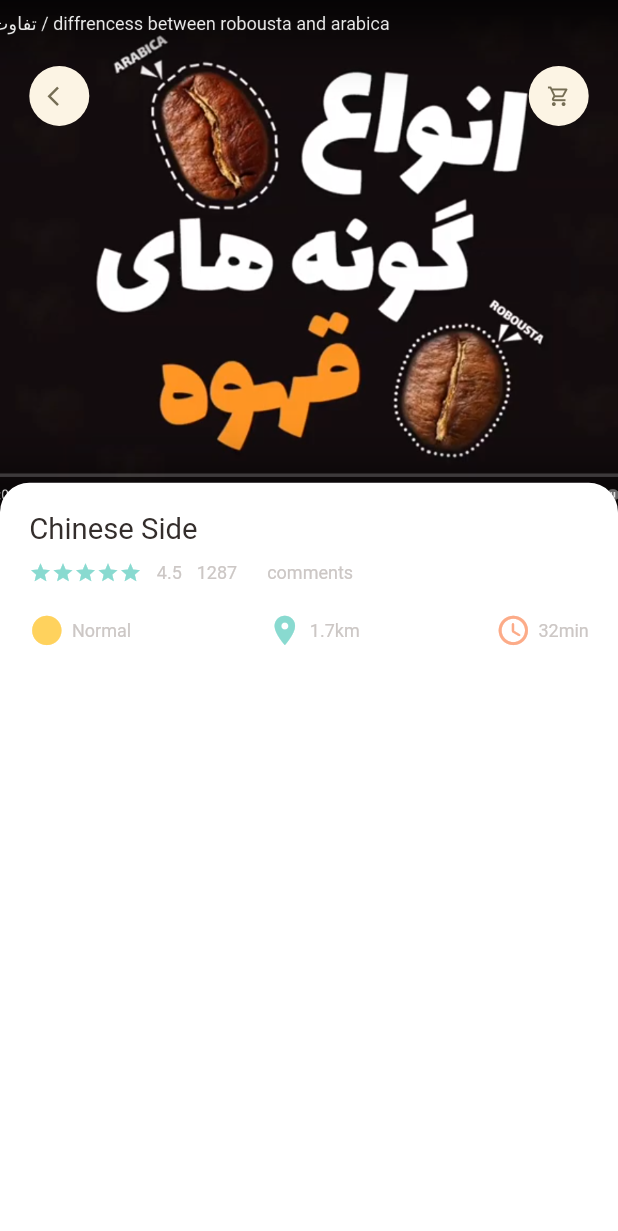
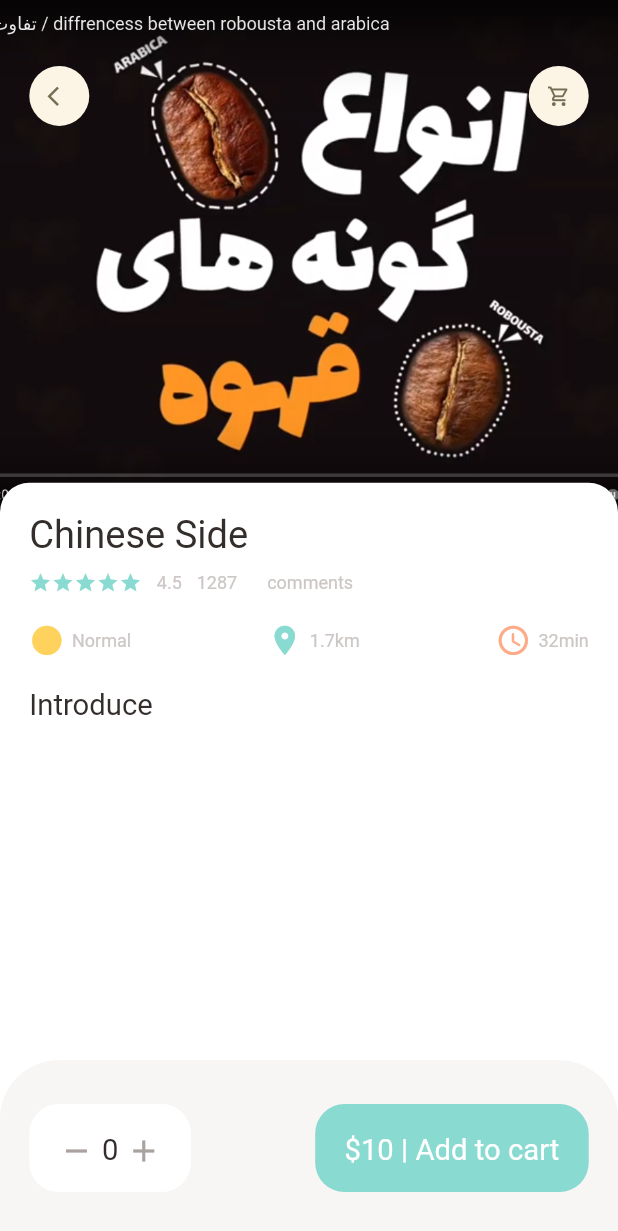
Before and after one commit to Amin-Aghili/flutter-Coffee, a Flutter app: the screen it shows after launch, on a phone screen of 412 x 824 dp. Shown: the top 1231 px of the screen. Run offline on Flutter 3.47's test engine with Material 2 defaults, Android fonts, the phone set to English and light mode, and no system bars; our stand-ins replace dots_indicator, get.

Commit message:
create app column and bottom navigation

```diff
--- a/lib/pages/coffee/popular_coffee_detail.dart
+++ b/lib/pages/coffee/popular_coffee_detail.dart
@@ -1,12 +1,11 @@
 import 'package:flutt/utils/dimensions.dart';
+import 'package:flutt/widgets/app_column.dart';
 import 'package:flutt/widgets/app_icon.dart';
 import 'package:flutter/cupertino.dart';
 import 'package:flutter/material.dart';
 
 import '../../utils/colors.dart';
 import '../../widgets/big_text.dart';
-import '../../widgets/icon_and_text_widget.dart';
-import '../../widgets/small_text.dart';
 
 class PopularCoffeeDetail extends StatelessWidget {
   const PopularCoffeeDetail({Key? key}) : super(key: key);
@@ -14,6 +13,7 @@ class PopularCoffeeDetail extends StatelessWidget {
   @override
   Widget build(BuildContext context) {
     return Scaffold(
+      backgroundColor: Colors.white,
       body: Stack(
         children: [
           Positioned(
@@ -21,7 +21,7 @@ class PopularCoffeeDetail extends StatelessWidget {
               right: 0,
               child: Container(
                 width: double.maxFinite,
-                height: Dimensions.polpularCoffeeImgSize,
+                height: Dimensions.popularCoffeeImgSize,
                 decoration: BoxDecoration(
                   image: DecorationImage(
                     fit: BoxFit.cover,
@@ -47,7 +47,7 @@ class PopularCoffeeDetail extends StatelessWidget {
               left: 0,
               right: 0,
               bottom: 0,
-              top: Dimensions.polpularCoffeeImgSize-20,
+              top: Dimensions.popularCoffeeImgSize-20,
               child: Container(
                 padding: EdgeInsets.only(left: Dimensions.width20, right: Dimensions.width20,top: Dimensions.height20),
                 decoration: BoxDecoration(
@@ -60,44 +60,54 @@ class PopularCoffeeDetail extends StatelessWidget {
                 child: Column(
                   crossAxisAlignment: CrossAxisAlignment.start,
                   children: [
-                    BigText(text: "Chinese Side"),
-                    SizedBox(height: Dimensions.height10,),
-                    Row(
-                      children: [
-                        Wrap(
-                          children: List.generate(5, (index) => Icon(Icons.star, color: AppColors.mainColor,size: 15)),
-                        ),
-                        SizedBox(width: 10,),
-                        SmallText(text: "4.5"),
-                        SizedBox(width: 10,),
-                        SmallText(text: "1287"),
-                        SizedBox(width: 20,),
-                        SmallText(text: "comments"),
-                      ],
-                    ),
+                    AppColumn(text: "Chinese Side",),
                     SizedBox(height: Dimensions.height20,),
-                    Row(
-                      mainAxisAlignment: MainAxisAlignment.spaceBetween,
-                      children: [
-                        IconAndTextWidget(
-                            icon: Icons.circle_sharp,
-                            text: "Normal",
-                            iconColor: AppColors.iconColor1),
-                        IconAndTextWidget(
-                            icon: Icons.location_on,
-                            text: "1.7km",
-                            iconColor: AppColors.mainColor),
-                        IconAndTextWidget(
-                            icon: Icons.access_time_rounded,
-                            text: "32min",
-                            iconColor: AppColors.iconColor2)
-                      ],
-                    )
+                    BigText(text: "Introduce")
                   ],
                 ),
           ))
         ],
       ),
+      bottomNavigationBar: Container(
+        height: Dimensions.bottomHeightBar,
+        padding: EdgeInsets.only(top: Dimensions.height30,bottom: Dimensions.height30, left: Dimensions.width20,right: Dimensions.width20),
+        decoration: BoxDecoration(
+          color: AppColors.buttonBackgrundColor,
+          borderRadius: BorderRadius.only(
+            topLeft: Radius.circular(Dimensions.radius20*2),
+            topRight: Radius.circular(Dimensions.radius20*2),
+          )
+        ),
+        child: Row(
+          mainAxisAlignment: MainAxisAlignment.spaceBetween,
+          children: [
+            Container(
+              padding: EdgeInsets.only(top: Dimensions.height20, bottom: Dimensions.height20, left: Dimensions.width20, right: Dimensions.width20),
+              decoration: BoxDecoration(
+                borderRadius: BorderRadius.circular(Dimensions.radius20),
+                color: Colors.white,
+              ),
+              child: Row(
+                children: [
+                  Icon(Icons.remove, color: AppColors.signColor,),
+                  SizedBox(width: Dimensions.width10/2,),
+                  BigText(text: "0"),
+                  SizedBox(width: Dimensions.width10/2,),
+                  Icon(Icons.add, color: AppColors.signColor,),
+                ],
+              ),
+            ),
+            Container(
+              padding: EdgeInsets.only(top: Dimensions.height20, bottom: Dimensions.height20, left: Dimensions.width20, right: Dimensions.width20),
+              decoration: BoxDecoration(
+                borderRadius: BorderRadius.circular(Dimensions.radius20),
+                color: AppColors.mainColor,
+              ),
+              child: BigText(text: "\$10 | Add to cart", color: Colors.white,),
+            )
+          ],
+        ),
+      ),
     );
   }
 }
--- a/lib/utils/dimensions.dart
+++ b/lib/utils/dimensions.dart
@@ -21,7 +21,9 @@ class Dimensions{
   static double width20 = screenHeight/42.2;
   static double width30 = screenHeight/28.13;
 
+  //font size
   static double font20 = screenHeight/42.2;
+  static double font26 = screenHeight/32.46;
 
   //radius
   static double radius15 = screenHeight/56.27;
@@ -37,6 +39,9 @@ class Dimensions{
   static double listViewTextContSize = screenWidth/3.9;
 
   //popular coffee
-  static double polpularCoffeeImgSize = screenHeight/2.41;
+  static double popularCoffeeImgSize = screenHeight/2.41;
+
+  //bottom height
+  static double bottomHeightBar = screenHeight/7.03;
 
 }
--- /dev/null
+++ b/lib/widgets/app_column.dart
@@ -0,0 +1,55 @@
+import 'package:flutt/widgets/small_text.dart';
+import 'package:flutter/cupertino.dart';
+import 'package:flutter/material.dart';
+
+import '../utils/colors.dart';
+import '../utils/dimensions.dart';
+import 'big_text.dart';
+import 'icon_and_text_widget.dart';
+
+class AppColumn extends StatelessWidget {
+  final String text;
+  const AppColumn({Key? key, required this.text}) : super(key: key);
+
+  @override
+  Widget build(BuildContext context) {
+    return Column(
+      crossAxisAlignment: CrossAxisAlignment.start,
+      children: [
+        BigText(text: text, size: Dimensions.font26,),
+        SizedBox(height: Dimensions.height10,),
+        Row(
+          children: [
+            Wrap(
+              children: List.generate(5, (index) => Icon(Icons.star, color: AppColors.mainColor,size: 15)),
+            ),
+            SizedBox(width: 10,),
+            SmallText(text: "4.5"),
+            SizedBox(width: 10,),
+            SmallText(text: "1287"),
+            SizedBox(width: 20,),
+            SmallText(text: "comments"),
+          ],
+        ),
+        SizedBox(height: Dimensions.height20,),
+        Row(
+          mainAxisAlignment: MainAxisAlignment.spaceBetween,
+          children: [
+            IconAndTextWidget(
+                icon: Icons.circle_sharp,
+                text: "Normal",
+                iconColor: AppColors.iconColor1),
+            IconAndTextWidget(
+                icon: Icons.location_on,
+                text: "1.7km",
+                iconColor: AppColors.mainColor),
+            IconAndTextWidget(
+                icon: Icons.access_time_rounded,
+                text: "32min",
+                iconColor: AppColors.iconColor2)
+          ],
+        )
+      ],
+    );
+  }
+}
```
Also changed, not shown: lib/pages/home/coffee_page_body.dart (+2 -38 lines).
